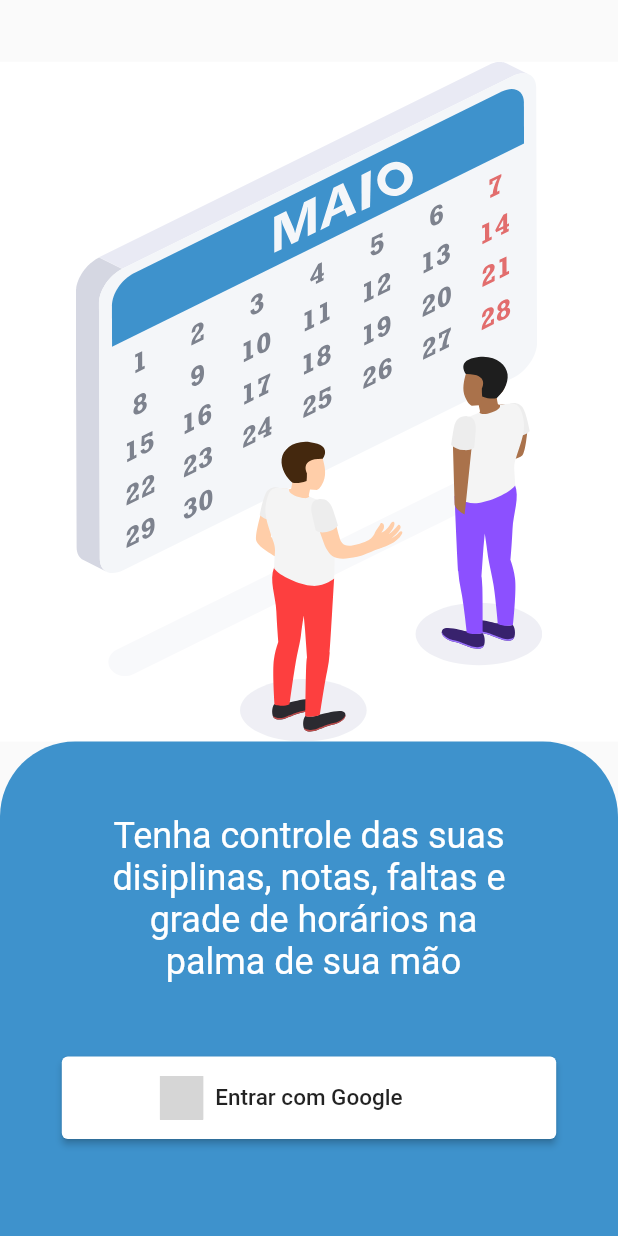
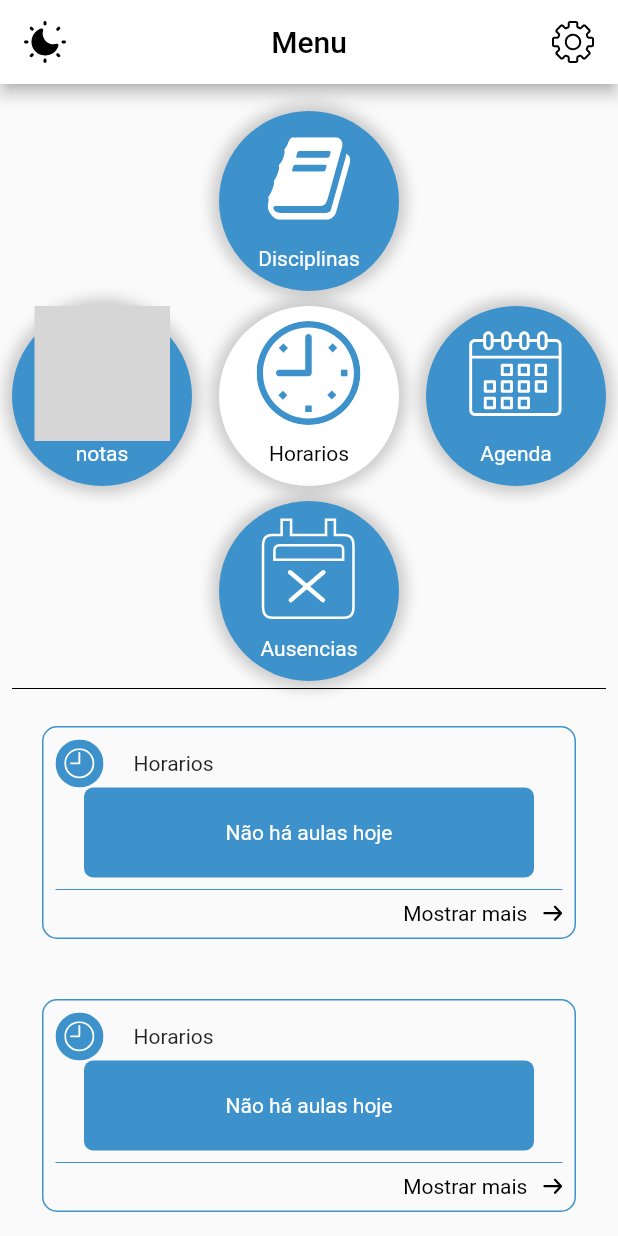
Before and after one commit to Mateuss18/School_Schedule, a Flutter app: the screen it shows after launch, on a phone screen of 412 x 824 dp. Run offline on Flutter 3.47's test engine with Material 2 defaults, Android fonts, the phone set to English and light mode, and no system bars; drawn by our look-alikes of social_login_buttons; our stand-ins replace flutter_svg, google_fonts; grey boxes are pictures that could not be loaded.

```diff
--- a/school_schedule/lib/main.dart
+++ b/school_schedule/lib/main.dart
@@ -1,6 +1,7 @@
 import 'package:flutter/material.dart';
 import 'package:school_schedule/core/app_colors.dart';
-import 'package:school_schedule/pages/login_page.dart';
+import 'package:school_schedule/modules/home/pages/home_page.dart';
+import 'package:school_schedule/modules/login/pages/login_page.dart';
 
 void main() {
   runApp(const MyApp());
@@ -14,7 +15,7 @@ class MyApp extends StatelessWidget {
     return MaterialApp(
       debugShowCheckedModeBanner: false,
       title: 'School Schedule',
-      home: const LoginPage(),
+      home: const HomePage(),
     );
   }
 }
--- /dev/null
+++ b/school_schedule/lib/modules/home/pages/home_page.dart
@@ -0,0 +1,203 @@
+import 'dart:math';
+import 'dart:ui';
+
+import 'package:flutter/material.dart';
+import 'package:flutter_svg/svg.dart';
+import 'package:school_schedule/core/app_colors.dart';
+
+import '../../../core/app_images.dart';
+
+class HomePage extends StatefulWidget {
+  const HomePage({Key? key}) : super(key: key);
+
+  @override
+  State<HomePage> createState() => _HomePageState();
+}
+
+class _HomePageState extends State<HomePage> {
+  @override
+  Widget build(BuildContext context) {
+    return Scaffold(
+      appBar: AppBar(
+        backgroundColor: Colors.white,
+        title: Row(
+          mainAxisAlignment: MainAxisAlignment.spaceBetween,
+          children: [
+            SvgPicture.asset(
+              AppImages.darkModeSVG,
+            ),
+            const Text(
+              'Menu',
+              style: TextStyle(color: Colors.black),
+            ),
+            SvgPicture.asset(AppImages.configuracoesSVG)
+          ],
+        ),
+      ),
+      body: SingleChildScrollView(
+        child: Padding(
+          padding: const EdgeInsets.all(8.0),
+          child: Column(
+            children: [
+              Column(
+                children: [
+                  _buildCircularButtons(
+                      SvgPicture.asset(AppImages.disciplinasBrancoSVG,
+                          height: 90, width: 90, fit: BoxFit.scaleDown),
+                      AppColors.corPrimaria,
+                      true,
+                      'Disciplinas',
+                      Colors.white),
+                  Row(
+                    mainAxisAlignment: MainAxisAlignment.spaceBetween,
+                    children: [
+                      _buildCircularButtons(
+                          SvgPicture.asset(
+                            AppImages.notasBrancoSVG,
+                            height: 90,
+                            width: 90,
+                            fit: BoxFit.scaleDown,
+                          ),
+                          AppColors.corPrimaria,
+                          true,
+                          'notas',
+                          Colors.white),
+                      _buildCircularButtons(
+                          SvgPicture.asset(AppImages.horariosAzulSVG,
+                              height: 90, width: 90, fit: BoxFit.scaleDown),
+                          Colors.white,
+                          true,
+                          'Horarios',
+                          Colors.black),
+                      _buildCircularButtons(
+                          SvgPicture.asset(AppImages.agendaBrancoSVG,
+                              height: 90, width: 90, fit: BoxFit.scaleDown),
+                          AppColors.corPrimaria,
+                          true,
+                          'Agenda',
+                          Colors.white),
+                    ],
+                  ),
+                  _buildCircularButtons(
+                      SvgPicture.asset(AppImages.ausenciasBrancoAzulSVG,
+                          height: 90, width: 90, fit: BoxFit.scaleDown),
+                      AppColors.corPrimaria,
+                      true,
+                      'Ausencias',
+                      Colors.white),
+                ],
+              ),
+              const Divider(
+                color: Colors.black,
+                height: 10,
+              ),
+              Column(
+                children: <Widget>[
+                  cardHorario(),
+                  cardHorario(),
+                  cardHorario(),
+                  cardHorario(),
+                  cardHorario(),
+                ],
+              )
+            ],
+          ),
+        ),
+      ),
+    );
+  }
+
+  Padding cardHorario() {
+    return Padding(
+      padding: const EdgeInsets.all(20),
+      child: Container(
+        decoration: BoxDecoration(
+            borderRadius: BorderRadius.all(Radius.circular(10)),
+            border: Border.all(
+              color: AppColors.corPrimaria,
+            )),
+        child: Padding(
+          padding: const EdgeInsets.all(8.0),
+          child: Column(
+            children: [
+              Row(
+                children: [
+                  SvgPicture.asset(AppImages.iconHorarioAzulBrancoSVG),
+                  const SizedBox(width: 20),
+                  const Text('Horarios'),
+                ],
+              ),
+              Container(
+                decoration: const BoxDecoration(
+                  borderRadius: BorderRadius.all(Radius.circular(6)),
+                  color: AppColors.corPrimaria,
+                ),
+                width: 300,
+                height: 60,
+                child: const Center(
+                  child: Text(
+                    'Não há aulas hoje',
+                    style: TextStyle(color: Colors.white),
+                  ),
+                ),
+              ),
+              const Divider(
+                color: AppColors.corPrimaria,
+              ),
+              Row(
+                mainAxisAlignment: MainAxisAlignment.end,
+                children: [
+                  const Text(
+                    'Mostrar mais   ',
+                    style: TextStyle(color: Colors.black),
+                  ),
+                  SvgPicture.asset(
+                    AppImages.setaSVG,
+                    color: Colors.black,
+                  )
+                ],
+              )
+            ],
+          ),
+        ),
+      ),
+    );
+  }
+
+  Widget _buildCircularButtons(
+      Widget dsad, Color color, bool shadow, String label, Color? textColor) {
+    return Padding(
+      padding: const EdgeInsets.only(top: 10),
+      child: Column(
+        children: [
+          Container(
+            decoration: BoxDecoration(
+              borderRadius: const BorderRadius.all(Radius.circular(100)),
+              color: color,
+              boxShadow: [
+                if (shadow == true)
+                  BoxShadow(
+                    color: Colors.grey.withOpacity(0.5),
+                    spreadRadius: 5,
+                    blurRadius: 7,
+                  ),
+              ],
+            ),
+            height: 120,
+            width: 120,
+            child: Column(
+              mainAxisAlignment: MainAxisAlignment.start,
+              children: [
+                dsad,
+                Text(
+                  label,
+                  style: TextStyle(color: textColor),
+                ),
+              ],
+            ),
+          ),
+        ],
+      ),
+    );
+  }
+}
--- a/school_schedule/lib/pages/login_page.dart
+++ b/school_schedule/lib/modules/login/pages/login_page.dart
@@ -7,7 +7,7 @@ import 'package:school_schedule/core/app_colors.dart';
 import 'package:school_schedule/core/app_images.dart';
 import 'package:social_login_buttons/social_login_buttons.dart';
 
-import '../core/app_texts.dart';
+import '../../../core/app_texts.dart';
 
 class LoginPage extends StatefulWidget {
   const LoginPage({Key? key}) : super(key: key);
@@ -45,9 +45,9 @@ class _LoginPageState extends State<LoginPage> {
             width: widthValue,
             child: Column(
               children: [
-                Padding(
-                  padding: const EdgeInsets.only(top: 49),
-                  child: const Text(
+                const Padding(
+                  padding: EdgeInsets.only(top: 49),
+                  child: Text(
                     'Tenha controle das suas \ndisiplinas, notas, faltas e \n grade de horários na\n palma de sua mão',
                     style: TextStyle(
                       color: Colors.white,
--- /dev/null
+++ b/school_schedule/lib/shared/widgets/button_circular.dart
@@ -0,0 +1,19 @@
+import 'package:flutter/material.dart';
+
+import '../../core/app_colors.dart';
+
+class ButtonCircular extends StatelessWidget {
+  const ButtonCircular({Key? key}) : super(key: key);
+
+  @override
+  Widget build(BuildContext context) {
+    return Container(
+      decoration: const BoxDecoration(
+        borderRadius: BorderRadius.all(Radius.circular(100)),
+        color: AppColors.corPrimaria,
+      ),
+      height: 110,
+      width: 110,
+    );
+  }
+}
```
